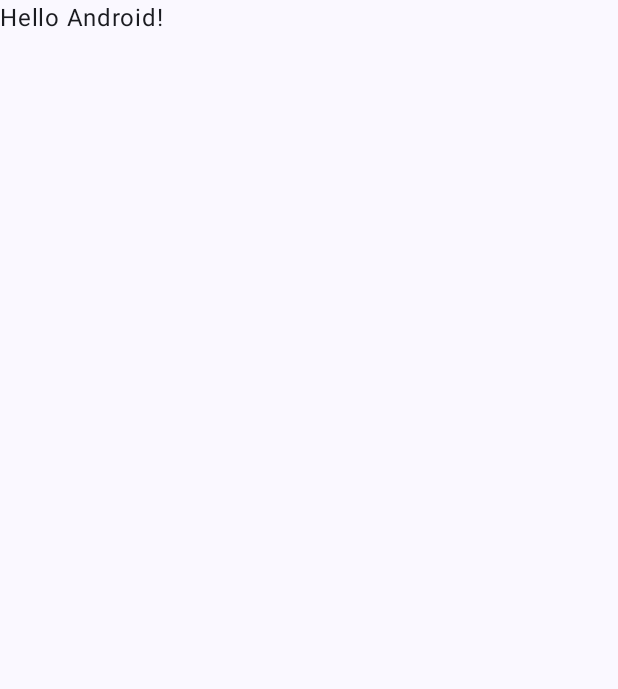
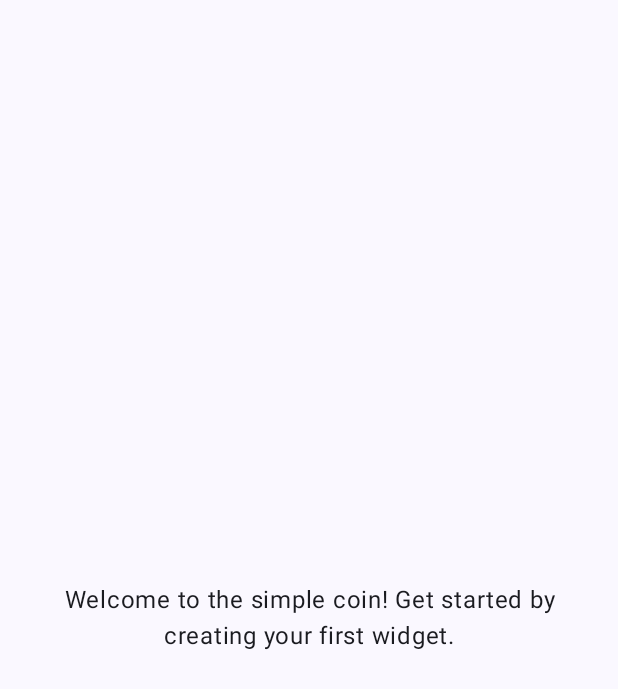
Before and after one commit to pedro-git-projects/simple-coin, an Android app built with Jetpack Compose: the screen it shows after launch (MainActivity), on a phone screen of 412 x 824 dp. Before the commit the part shown is almost empty. Shown: the top 689 px of the screen. Run offline under Robolectric (Android 15) with nearby library versions, the phone set to English and light mode, and no system bars.

Commit message:
[feat] updating app home screen message

```diff
--- a/app/src/main/AndroidManifest.xml
+++ b/app/src/main/AndroidManifest.xml
@@ -12,12 +12,12 @@
         android:label="@string/app_name"
         android:roundIcon="@mipmap/ic_launcher_round"
         android:supportsRtl="true"
-        android:theme="@style/Theme.SimplECoin"
+        android:theme="@style/Theme.SimpleCoin"
         tools:targetApi="31">
         <activity
             android:name=".MainActivity"
             android:exported="true"
-            android:theme="@style/Theme.SimplECoin">
+            android:theme="@style/Theme.SimpleCoin">
             <intent-filter>
                 <action android:name="android.intent.action.MAIN" />
 
--- a/app/src/main/java/dev/niltptr/MainActivity.kt
+++ b/app/src/main/java/dev/niltptr/MainActivity.kt
@@ -4,25 +4,30 @@ import android.os.Bundle
 import androidx.activity.ComponentActivity
 import androidx.activity.compose.setContent
 import androidx.activity.enableEdgeToEdge
+import androidx.compose.foundation.layout.Box
 import androidx.compose.foundation.layout.fillMaxSize
 import androidx.compose.foundation.layout.padding
 import androidx.compose.material3.Scaffold
 import androidx.compose.material3.Text
 import androidx.compose.runtime.Composable
+import androidx.compose.ui.Alignment
 import androidx.compose.ui.Modifier
+import androidx.compose.ui.text.style.TextAlign
 import androidx.compose.ui.tooling.preview.Preview
-import dev.niltptr.ui.theme.SimplECoinTheme
+import androidx.compose.ui.unit.dp
+import dev.niltptr.ui.theme.SimpleCoinTheme
 
 class MainActivity : ComponentActivity() {
     override fun onCreate(savedInstanceState: Bundle?) {
         super.onCreate(savedInstanceState)
         enableEdgeToEdge()
         setContent {
-            SimplECoinTheme {
+            SimpleCoinTheme {
                 Scaffold(modifier = Modifier.fillMaxSize()) { innerPadding ->
                     Greeting(
-                        name = "Android",
-                        modifier = Modifier.padding(innerPadding)
+                        modifier = Modifier
+                            .padding(innerPadding)
+                            .fillMaxSize()
                     )
                 }
             }
@@ -31,17 +36,23 @@ class MainActivity : ComponentActivity() {
 }
 
 @Composable
-fun Greeting(name: String, modifier: Modifier = Modifier) {
-    Text(
-        text = "Hello $name!",
-        modifier = modifier
-    )
+fun Greeting(modifier: Modifier = Modifier) {
+    Box(
+        modifier = modifier,
+        contentAlignment = Alignment.Center
+    ) {
+        Text(
+            text = "Welcome to the simple coin! Get started by creating your first widget.",
+            textAlign = TextAlign.Center,
+            modifier = Modifier.padding(horizontal = 16.dp)
+        )
+    }
 }
 
 @Preview(showBackground = true)
 @Composable
 fun GreetingPreview() {
-    SimplECoinTheme {
-        Greeting("Android")
+    SimpleCoinTheme {
+        Greeting()
     }
 }
--- a/app/src/main/java/dev/niltptr/ui/theme/Theme.kt
+++ b/app/src/main/java/dev/niltptr/ui/theme/Theme.kt
@@ -34,7 +34,7 @@ private val LightColorScheme = lightColorScheme(
 )
 
 @Composable
-fun SimplECoinTheme(
+fun SimpleCoinTheme(
     darkTheme: Boolean = isSystemInDarkTheme(),
     // Dynamic color is available on Android 12+
     dynamicColor: Boolean = true,
--- a/app/src/main/res/values/themes.xml
+++ b/app/src/main/res/values/themes.xml
@@ -1,5 +1,5 @@
 <?xml version="1.0" encoding="utf-8"?>
 <resources>
 
-    <style name="Theme.SimplECoin" parent="android:Theme.Material.Light.NoActionBar" />
+    <style name="Theme.SimpleCoin" parent="android:Theme.Material.Light.NoActionBar" />
 </resources>
```
